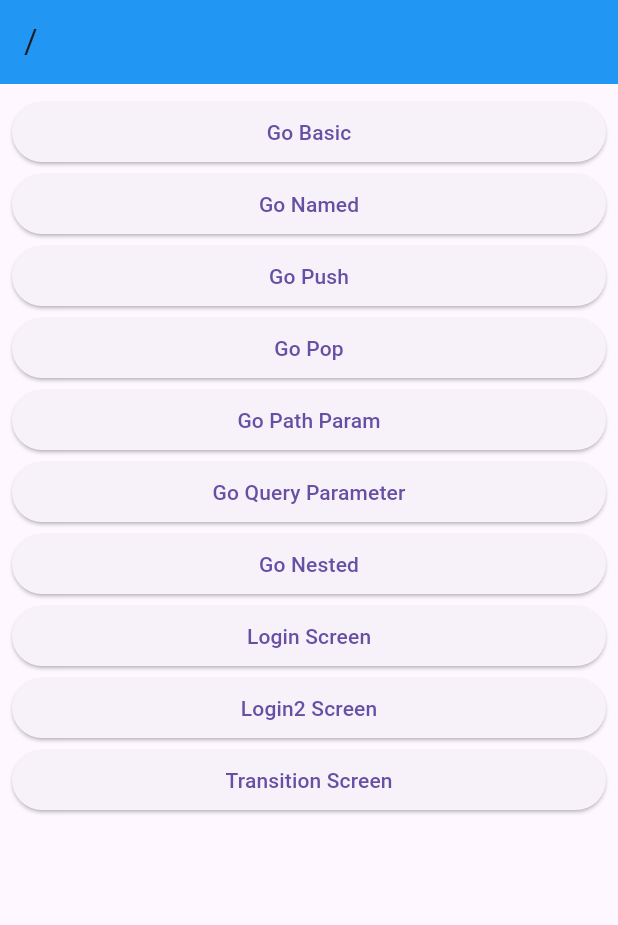
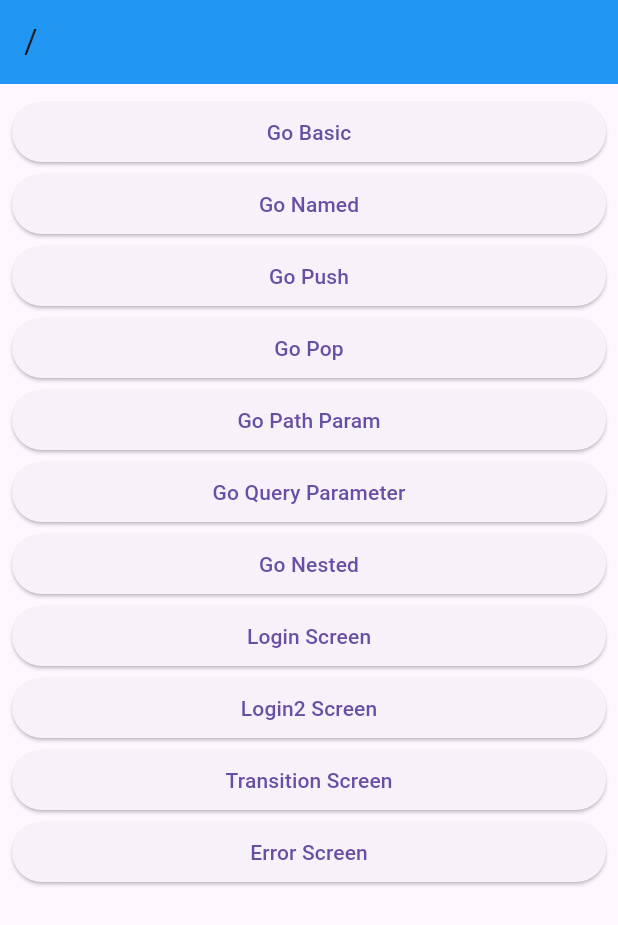
Before and after one commit to DeukYu/inflearn-flutter-intermediate, a Flutter app: the screen it shows after launch, on a phone screen of 412 x 824 dp. Shown: the top 925 px of the screen. Run offline on Flutter 3.47's test engine with Material 3 defaults, Android fonts, the phone set to English and light mode, and no system bars; our stand-ins replace dio, flutter_riverpod, flutter_secure_storage, go_router, retrofit, riverpod_annotation and 1 more; generated files the repository leaves out were written again.

Commit message:
error screen

```diff
--- a/go_router_v7/lib/route/router.dart
+++ b/go_router_v7/lib/route/router.dart
@@ -2,6 +2,7 @@ import 'package:flutter/cupertino.dart';
 import 'package:go_router/go_router.dart';
 import 'package:go_router_v7/screens/10_transition_screen_1.dart';
 import 'package:go_router_v7/screens/10_transition_screen_2.dart';
+import 'package:go_router_v7/screens/11_error_screen.dart';
 import 'package:go_router_v7/screens/1_basic_screen.dart';
 import 'package:go_router_v7/screens/2_named_screen.dart';
 import 'package:go_router_v7/screens/9_login_screen.dart';
@@ -18,6 +19,12 @@ import 'package:go_router_v7/screens/root_screen.dart';
 bool authState = false;
 
 final router = GoRouter(
+  redirect: (context, state) {
+    if (state.uri.toString() == '/login/private' && !authState) {
+      return '/login';
+    }
+    return null;
+  },
   routes: [
     GoRoute(
       path: '/',
@@ -152,4 +159,8 @@ final router = GoRouter(
       ],
     ),
   ],
+  errorBuilder: (context, state) => ErrorScreen(
+    error: state.error.toString(),
+  ),
+  debugLogDiagnostics: true,
 );
--- a/go_router_v7/lib/screens/root_screen.dart
+++ b/go_router_v7/lib/screens/root_screen.dart
@@ -69,7 +69,12 @@ class RootScreen extends StatelessWidget {
               context.go('/transition');
             },
             child: const Text('Transition Screen'),
-          )
+          ),
+          ElevatedButton(
+              onPressed: () {
+                context.go('/error');
+              },
+              child: const Text('Error Screen'))
         ],
       ),
     );
```
Also changed, not shown: go_router_v7/lib/screens/11_error_screen.dart (added, +30 -0 lines).
